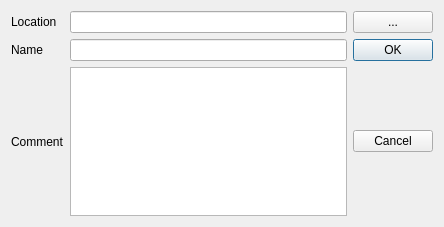
Before: the Qt Designer form src/plugins/workflow_designer/src/ui/WorkflowMetaDialog.ui in dualword/ugene-qt4, drawn with Qt 5.
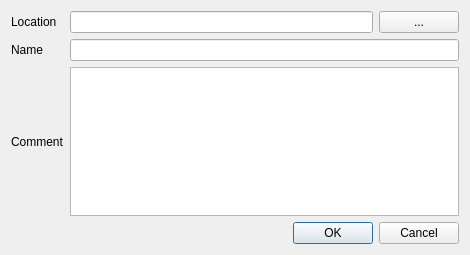
After: the same form once the commit is applied.

```diff
--- a/src/plugins/workflow_designer/src/ui/WorkflowMetaDialog.ui
+++ b/src/plugins/workflow_designer/src/ui/WorkflowMetaDialog.ui
@@ -1,31 +1,39 @@
 <ui version="4.0" >
  <class>WorkflowMetaDialog</class>
- <widget class="QDialog" name="WorkflowMetaDialog" >
-  <property name="geometry" >
+ <widget class="QDialog" name="WorkflowMetaDialog">
+  <property name="geometry">
    <rect>
     <x>0</x>
     <y>0</y>
-    <width>444</width>
-    <height>227</height>
+    <width>470</width>
+    <height>255</height>
    </rect>
   </property>
-  <property name="windowTitle" >
-   <string>Workflow properties</string>
+  <property name="minimumSize">
+   <size>
+    <width>470</width>
+    <height>255</height>
+   </size>
   </property>
-  <layout class="QGridLayout" name="gridLayout" >
-   <item row="0" column="0" >
-    <widget class="QLabel" name="label_3" >
-     <property name="text" >
+  <property name="windowTitle">
+   <string>Workflow Properties</string>
+  </property>
+  <layout class="QVBoxLayout" name="verticalLayout">
+   <item>
+    <layout class="QGridLayout" name="gridLayout">
+     <item row="0" column="0">
+      <widget class="QLabel" name="label_3">
+       <property name="text">
       <string>Location</string>
      </property>
     </widget>
    </item>
-   <item row="0" column="1" >
-    <widget class="QLineEdit" name="urlEdit" />
-   </item>
-   <item row="0" column="2" >
-    <widget class="QPushButton" name="browseButton" >
-     <property name="text" >
+     <item row="0" column="1">
+      <widget class="QLineEdit" name="urlEdit"/>
+     </item>
+     <item row="0" column="2">
+      <widget class="QPushButton" name="browseButton">
+       <property name="text">
       <string>...</string>
      </property>
     </widget>
@@ -37,42 +45,28 @@
      </property>
     </widget>
    </item>
-   <item row="1" column="1" >
-    <widget class="QLineEdit" name="nameEdit" />
-   </item>
-   <item row="2" column="0" >
-    <widget class="QLabel" name="label_2" >
-     <property name="text" >
+     <item row="1" column="1" colspan="2">
+      <widget class="QLineEdit" name="nameEdit"/>
+     </item>
+     <item row="2" column="0">
+      <widget class="QLabel" name="label_2">
+       <property name="text">
       <string>Comment</string>
      </property>
     </widget>
    </item>
-   <item row="1" column="2" >
-    <widget class="QPushButton" name="okButton" >
-     <property name="enabled" >
-      <bool>true</bool>
-     </property>
-     <property name="text" >
-      <string>OK</string>
-     </property>
-     <property name="default" >
-      <bool>true</bool>
-     </property>
-    </widget>
-   </item>
-   <item row="2" column="2" >
-    <widget class="QPushButton" name="cancelButton" >
-     <property name="text" >
-      <string>Cancel</string>
+     <item row="2" column="1" colspan="2">
+      <widget class="QTextEdit" name="commentEdit"/>
+     </item>
+    </layout>
+   </item>
+   <item>
+    <widget class="QDialogButtonBox" name="buttonBox">
+     <property name="standardButtons">
+      <set>QDialogButtonBox::Cancel|QDialogButtonBox::Ok</set>
      </property>
-     <property name="autoDefault" >
-      <bool>false</bool>
-     </property>
     </widget>
    </item>
-   <item row="2" column="1" >
-    <widget class="QTextEdit" name="commentEdit" />
-   </item>
   </layout>
  </widget>
  <resources/>
```
Left out of the diff: 9 changed lines with no effect on the pictures. Lines whose indentation alone changed are shown as unchanged.
